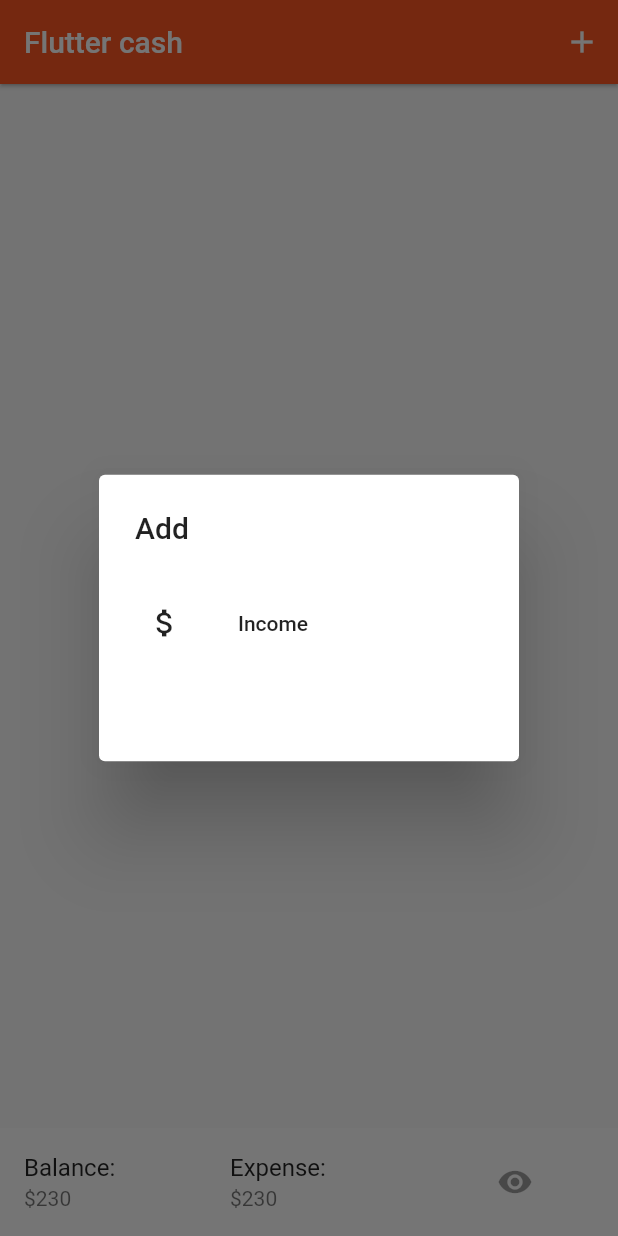
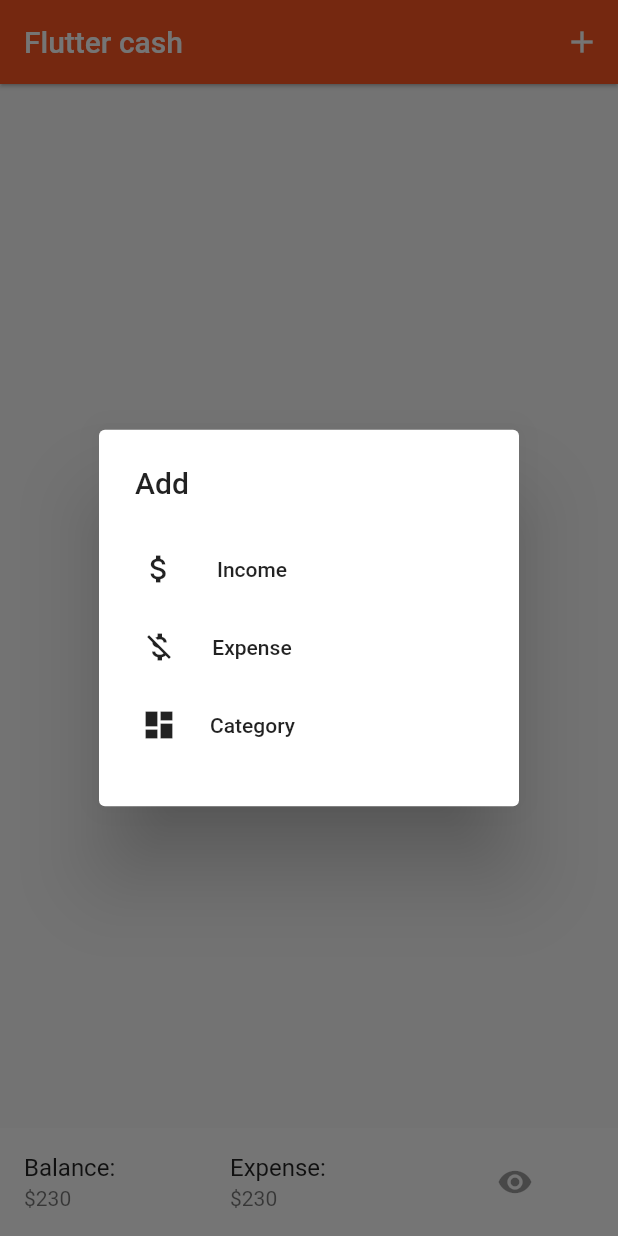
Before and after one commit to JAICHANGPARK/flutter_show_me_the_money, a Flutter app: the screen it shows after launch, after a tap on the "add" icon, on a phone screen of 412 x 824 dp. Run offline on Flutter 3.47's test engine with Material 2 defaults, Android fonts, the phone set to English and light mode, and no system bars.

Commit message:
Update main.dart

```diff
--- a/lib/main.dart
+++ b/lib/main.dart
@@ -22,6 +22,64 @@ class HomePage extends StatefulWidget {
   _HomePageState createState() => _HomePageState();
 }
 
+Widget addDialog = AlertDialog(
+  title: Text("Add"),
+  content: Container(
+    height: 160.0,
+    child: Column(
+      children: <Widget>[
+        Row(
+          children: <Widget>[
+            Padding(
+              padding: const EdgeInsets.all(4.0),
+              child: Icon(Icons.attach_money),
+            ),
+            Padding(
+              padding: const EdgeInsets.all(2.0),
+              child: MaterialButton(
+                onPressed: (){},
+                child: Text("Income"),
+              ),
+            )
+          ],
+        ),
+
+        Row(
+          children: <Widget>[
+            Padding(
+              padding: const EdgeInsets.all(4.0),
+              child: Icon(Icons.money_off),
+            ),
+            Padding(
+              padding: const EdgeInsets.all(2.0),
+              child: MaterialButton(
+                onPressed: (){},
+                child: Text("Expense"),
+              ),
+            )
+          ],
+        ),
+
+        Row(
+          children: <Widget>[
+            Padding(
+              padding: const EdgeInsets.all(4.0),
+              child: Icon(Icons.dashboard),
+            ),
+            Padding(
+              padding: const EdgeInsets.all(2.0),
+              child: MaterialButton(
+                onPressed: (){},
+                child: Text("Category"),
+              ),
+            )
+          ],
+        ),
+      ],
+    ),
+  ),
+);
+
 class _HomePageState extends State<HomePage> {
   @override
   Widget build(BuildContext context) {
@@ -37,35 +95,28 @@ class _HomePageState extends State<HomePage> {
             tooltip: "Add Something",
             onPressed: (){
               showDialog(context: context,
-              builder: (context) => AlertDialog(
-                title: Text("Add"),
-                content: Container(
-                  height: 100.0,
-                  child: Column(
-                    children: <Widget>[
-                      Row(
-                        children: <Widget>[
-                          Padding(
-                            padding: const EdgeInsets.all(8.0),
-                            child: Icon(Icons.attach_money),
-                          ),
-                          Padding(
-                            padding: const EdgeInsets.all(8.0),
-                            child: MaterialButton(
-                              onPressed: (){},
-                              child: Text("Income"),
-                            ),
-                          )
-
-                        ],
-                      )
-                    ],
-                  ),
-                ),
-              ));
+              builder: (context) => addDialog);
             },
           )
         ],
+      ),
+
+      body: Stack(
+        children: <Widget>[
+          Center(
+
+            child: Column(
+              mainAxisAlignment: MainAxisAlignment.center,
+
+              children: <Widget>[
+              Icon(Icons.account_balance_wallet, size: 64.0, color: Colors.grey,),
+              Text("waste no meney!" , style: TextStyle(fontSize: 16.0),),
+
+              ],
+            ),
+          )
+        ],
+
       ),
 
       bottomNavigationBar: Container(
```
